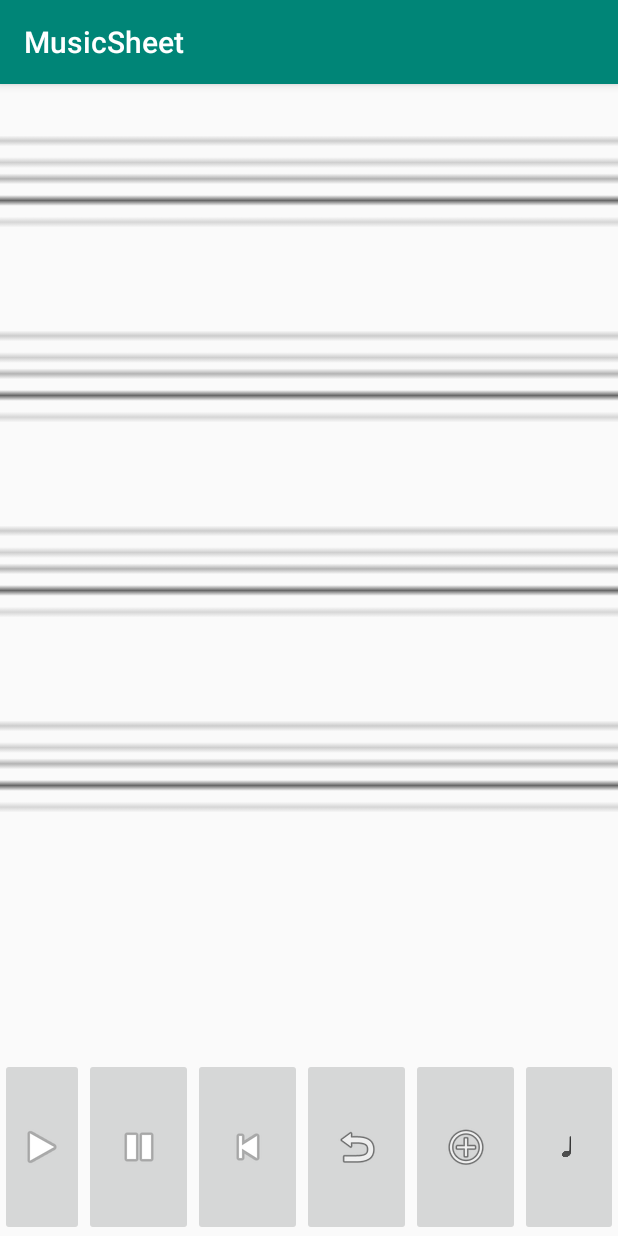
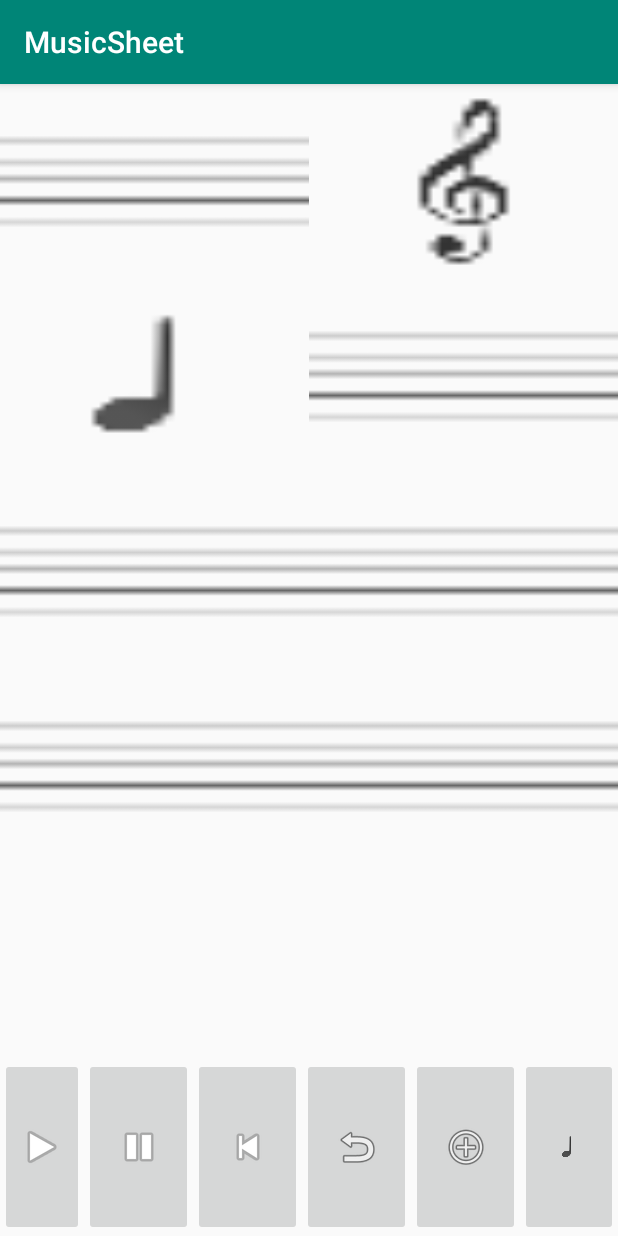
Before and after one commit to qjkxbmwvz/Note-Labs, an Android app: the MusicSheet screen opened directly, with no data from a screen before it, on a phone screen of 412 x 824 dp. Run offline under Robolectric (Android 15) with nearby library versions, the phone set to English and light mode, and no system bars; libraries missing offline, so code that uses them is left out: org.billthefarmer.mididriver; 10 statements that could not run were skipped.

Commit message:
Implemented Snap function. Takes user input and returns nearest valid note location.

```diff
--- a/MusicSheet/app/src/main/java/com/example/musicsheet/MusicSheet.java
+++ b/MusicSheet/app/src/main/java/com/example/musicsheet/MusicSheet.java
@@ -32,13 +32,14 @@
     TextView textView;
     TableRow row;
 
-    public String imageName;
 
-    int scrollX;
-    int scrollY;
+    int horizontalStart = 60;
+    int horizontalMax = 720;
+    int horizontalOffset = (horizontalMax-horizontalStart)/staffPositions.length-1; //hard-coded: splits bar into 4
 
-    int localX;
-    int localY;
+    int verticalStart = 130;
+    int verticalOffset = 25; //hard-coded: eye-balled the distance between each bar lol
+    int verticalMax = 310;
 
     private Player player = new Player();
     Score score;
@@ -51,23 +52,20 @@
         //Toolbar toolbar = findViewById(R.id.toolbar);
         //setSupportActionBar(toolbar);
 
-        //each bar has a y position
-        //ninth position
-
-        int horizontalStart = 40;
-        int verticalStart = 130;
-        int horizontalOffset = 206/4; //hard-coded: width of imageView divided by 4 for quarter notes
-        int verticalOffset = 21; //hard-coded: eye-balled the distance between each bar lol
-
-        for(int i = 0; i < staffPositions.length; i++){ //horizontal value: 4
-            for(int j = 0; j < staffPositions[i].length; j++){//vertical value: 9
-
-            }
-        }
-
         scrollView = findViewById(R.id.musicSheetScroll);
         textView = findViewById(R.id.textView);
         table = findViewById(R.id.staffs);
+
+        /*if(horizontalMax <= (horizontalStart + horizontalOffset*staffPositions.length)){
+            textView.setText("Good Vertical");
+        }
+        else{
+            textView.setText("bad");
+            horizontalMax = horizontalStart + horizontalOffset*staffPositions.length;
+        }*/
+
+        /*if(verticalMax <= (verticalStart + verticalOffset*staffPositions[0].length))
+            textView.setText("Good Vertical");*/
 
         for(int i = 0; i < table.getChildCount(); i++){
             //for each row
@@ -80,19 +78,15 @@
                 imageView.setOnTouchListener(new View.OnTouchListener() {
                     @Override
                     public boolean onTouch(View v, MotionEvent event) {
-                        //textView.setText(v.toString());
-                        //ImageView clickedImageView = findViewById(v.getId());
                         int imageX = (int)event.getX();
                         int imageY = (int)event.getY();
-                        //localX = scrollX - imageX;
-                        //localY = scrollY - imageY;
-                        switch(event.getAction()){
-                            case MotionEvent.ACTION_DOWN:
-                            case MotionEvent.ACTION_POINTER_DOWN:
-                            case MotionEvent.ACTION_MOVE:
-                                textView.setText("imageX: " + imageX + " imageY: " + imageY);
-                                break;
-                        }
+
+                        imageX = Snap(imageX, horizontalMax, horizontalStart, horizontalOffset, staffPositions.length);
+                        imageY = Snap(imageY, verticalMax, verticalStart, verticalOffset, staffPositions[0].length);
+                        if(imageX < 0)
+                            textView.setText("Touch: " + (int)event.getX());
+                        else
+                            textView.setText("imageX: " + imageX + " imageY: " + imageY);
 
                         //textView.setText("sX:"+ scrollX + "sY:" + scrollY + " iX:" + imageX + "iY:" + imageY + " lX:" + localX + "lY:" + localY);
                         return false;
@@ -153,6 +147,38 @@
     protected void onPause() {
         super.onPause();
         player.pause();
+    }
+
+
+    //returns nearest point relative to where the user touched
+    private int Snap(int touchPoint, int max, int start, int offset, int points){
+        int prevPoint;
+        int nextPoint = 0;
+        //if not in range, snap to nearest edge
+        if(touchPoint <= start){
+            return start;
+        }
+        else if(touchPoint >= max)
+            return max;
+        else{
+            for(int i = 0; i < points-1; i++){ //horizontal positions, 4
+                prevPoint = start + (i * offset);
+                nextPoint = prevPoint + offset;
+
+                //find specific range
+                if(touchPoint >= prevPoint && touchPoint <= nextPoint){
+                    //compare distances
+                    int leftDistance = touchPoint - prevPoint;
+                    int rightDistance = nextPoint - touchPoint;
+
+                    if(leftDistance < rightDistance)
+                        return prevPoint;
+                    else
+                        return nextPoint;
+                }//end range check
+            }//end for
+            return nextPoint;
+        }
     }
 
     private void goToInstrumentPanel(){
--- a/MusicSheet/app/src/main/res/layout/activity_music_sheet.xml
+++ b/MusicSheet/app/src/main/res/layout/activity_music_sheet.xml
@@ -40,7 +40,7 @@
                     android:layout_height="130dp"
                     android:contentDescription="@string/todo"
                     android:scaleType="fitXY"
-                    app:srcCompat="@drawable/ic_staff_bar" />
+                    app:srcCompat="@drawable/ic_clef_note" />
 
             </TableRow>
 
@@ -54,7 +54,7 @@
                     android:layout_height="130dp"
                     android:contentDescription="@string/todo"
                     android:scaleType="fitXY"
-                    app:srcCompat="@drawable/ic_staff_bar" />
+                    app:srcCompat="@drawable/ic_note_quarter" />
 
                 <ImageView
                     android:id="@+id/staffBar3"
@@ -179,7 +179,7 @@
         android:id="@+id/textView"
         android:layout_width="391dp"
         android:layout_height="337dp"
-        android:layout_marginTop="312dp"
+        android:layout_marginTop="356dp"
         android:text="@string/load_button"
         android:textSize="18sp"
         app:layout_constraintEnd_toStartOf="@+id/musicSheetScroll"
```
